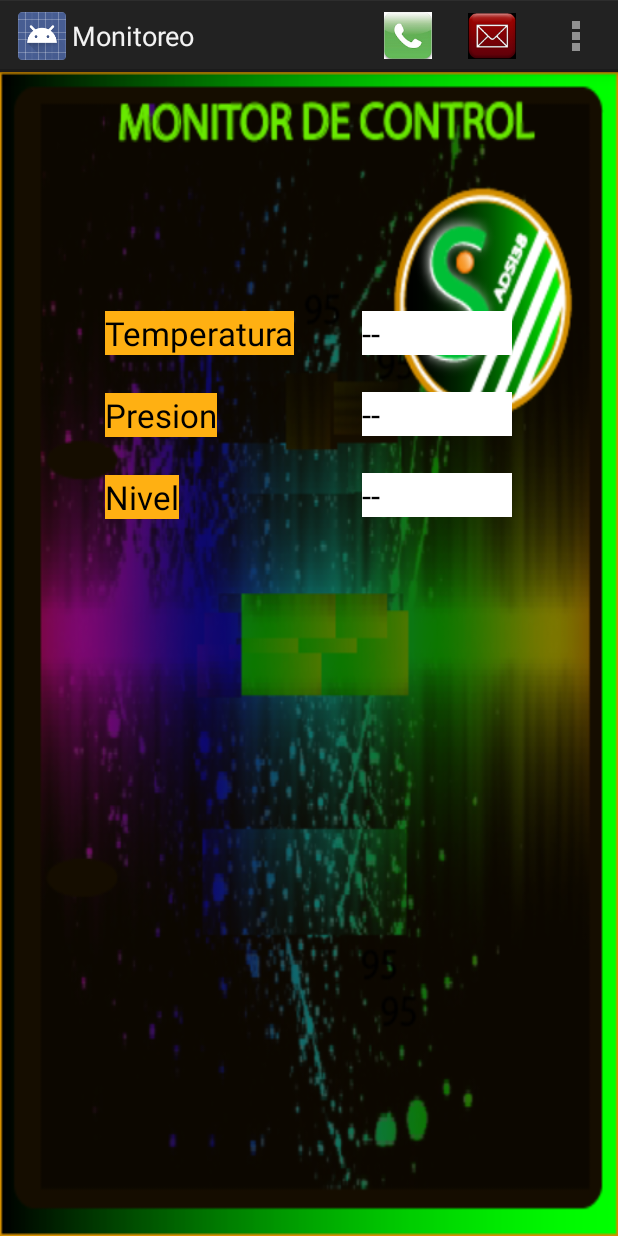
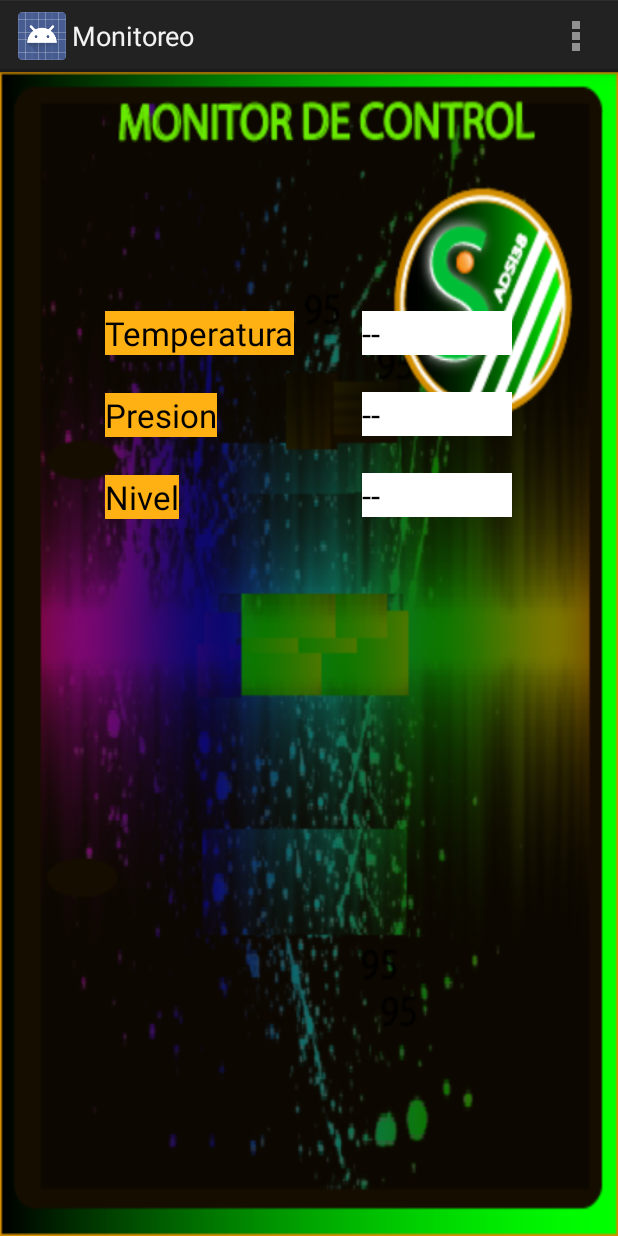
Before and after one commit to adsiRepository/SIMGEPLAPP, an Android app: the ActivityMonitoreo screen opened directly, with no data from a screen before it, on a phone screen of 412 x 824 dp. Run offline under Robolectric (Android 15) with nearby library versions, the phone set to English and light mode, and no system bars.

Commit message:
obtencion de variables y notificaciones adecuadamente manejado

```diff
--- a/SIMGEPLAPP/app/src/main/AndroidManifest.xml
+++ b/SIMGEPLAPP/app/src/main/AndroidManifest.xml
@@ -51,7 +51,7 @@
         <activity
             android:name=".Vistas.ActivityMonitoreo"
             android:label="@string/title_activity_monitoreo"
-            android:launchMode="singleTask" >
+            android:launchMode="singleTop" >
             <!--
 android:alwaysRetainTaskState="true" -> retendra el ultimo estado de la tarea
             fuentes => http://developer.android.com/guide/topics/manifest/activity-element.html
--- a/SIMGEPLAPP/app/src/main/java/com/adsi38_sena/simgeplapp/Vistas/ActivityMonitoreo.java
+++ b/SIMGEPLAPP/app/src/main/java/com/adsi38_sena/simgeplapp/Vistas/ActivityMonitoreo.java
@@ -3,13 +3,17 @@ package com.adsi38_sena.simgeplapp.Vistas;
 import android.app.Activity;
 import android.app.AlertDialog;
 import android.app.NotificationManager;
+import android.content.ComponentName;
+import android.content.Context;
 import android.content.DialogInterface;
 import android.content.Intent;
 import android.content.ServiceConnection;
 import android.content.SharedPreferences;
+import android.graphics.Color;
 import android.net.Uri;
 import android.os.Bundle;
 import android.os.Handler;
+import android.os.IBinder;
 import android.os.Message;
 import android.os.Messenger;
 import android.os.RemoteException;
@@ -20,6 +24,8 @@ import android.view.MenuInflater;
 import android.view.MenuItem;
 import android.view.View;
 import android.view.ViewGroup;
+import android.widget.Button;
+import android.widget.ImageButton;
 import android.widget.RelativeLayout;
 import android.widget.TextView;
 import android.widget.Toast;
@@ -31,7 +37,15 @@ import com.adsi38_sena.simgeplapp.Controlador.ServicioMonitoreo;
 import java.text.DecimalFormat;
 import java.util.Random;
 
-public class ActivityMonitoreo extends Activity {
+public class ActivityMonitoreo extends Activity implements View.OnClickListener  {
+
+    /*public interface llamadosExternos{
+        void resaltarTemp();
+        void resaltarPresion();
+        void resaltarNivel();
+    }*/
+
+
 
     private SIMGEPLAPP simgeplapp;
     private final DecimalFormat decimalFormat = new DecimalFormat("#.#");
@@ -48,7 +62,9 @@ public class ActivityMonitoreo extends Activity {
     protected TextView txv_TEMP, txv_PRES, txv_NIV;
     CharSequence[] estado_variables;
 
-    private RelativeLayout vistaNormal, vistaSinConexion;
+    private RelativeLayout vistaNormal, vistaSinConexion, vistaNotificacion;
+    private ImageButton btn_call, btn_email;
+    private Button btn_cancel_notif;
 
     //control de estado de la pantalla
     @Override
@@ -82,6 +98,62 @@ public class ActivityMonitoreo extends Activity {
 
             vistaNormal = (RelativeLayout)findViewById(R.id.contenedor_variables);
             vistaSinConexion = (RelativeLayout)findViewById(R.id.sin_conexion);
+            vistaNotificacion = (RelativeLayout)findViewById(R.id.vista_notificacion);
+
+            btn_call = (ImageButton)findViewById(R.id.btn_img_call_phone);
+            btn_call.setOnClickListener(new View.OnClickListener() {
+                @Override
+                public void onClick(View v) {
+                    try {
+                        startActivity(new Intent(Intent.ACTION_CALL, Uri.parse("tel:3173567440")));
+                    } catch (Exception e) {
+                        Toast.makeText(ActivityMonitoreo.this, "LamarCentral: " + e.getLocalizedMessage(), Toast.LENGTH_LONG).show();
+                    }
+                }
+            });
+
+            btn_email = (ImageButton)findViewById(R.id.btn_img_send_mail);
+            btn_email.setOnClickListener(new View.OnClickListener() {
+                @Override
+                public void onClick(View v) {
+                    String[] destinatario_s = {/*correo de la planta*/"miguelon_91@misena.edu.co"};
+                    String[] copiados = {/*direcciones email de quienes recibiran una copia de este correo*/};
+                    String asunto = "Notificacion de Sobresalto en la Planta";
+                    String mensaje = "Alerta! he recibido un aviso en mi movil de parte de la planta, existe una anomalía, por favor Revisar Inmediatamente.";
+
+                    Intent emailIntent = new Intent(Intent.ACTION_SEND);
+                    emailIntent.setData(Uri.parse("mailto:"));
+                    emailIntent.putExtra(Intent.EXTRA_EMAIL, destinatario_s);
+                    emailIntent.putExtra(Intent.EXTRA_CC, copiados);
+                    emailIntent.putExtra(Intent.EXTRA_SUBJECT, asunto);
+                    emailIntent.putExtra(Intent.EXTRA_TEXT, mensaje);
+                    emailIntent.setType("message/rfc822");
+                    startActivity(Intent.createChooser(emailIntent, "Email "));
+                }
+            });
+
+            btn_cancel_notif = (Button)findViewById(R.id.btn_desc_notif);
+            btn_cancel_notif.setOnClickListener(new View.OnClickListener() {
+                @Override
+                public void onClick(View v) {
+                    vistaNotificacion.setVisibility(View.INVISIBLE);
+                    if(simgeplapp.serviceOn == true) {
+                        if (!MotorMonitor.isAlive()) {
+                            monitorear = simgeplapp.serviceOn;
+                            MotorMonitor.start();
+                        }
+                    }
+                    else{
+                        txv_TEMP.setText("--");
+                        txv_PRES.setText("--");
+                        txv_NIV.setText("--");
+                    }
+                }
+            });
+
+
+
+            SIMGEPLAPP.monitoreoAbierto = true;
 
             /*conexService = new ServiceConnection() {
                 @Override
@@ -91,6 +163,8 @@ public class ActivityMonitoreo extends Activity {
                     mensajero = new Messenger(servicio);//aqui recibe la interfaz retornada en el metodo onBind del servicio
                     if(mensajero != null){
                         Toast.makeText(getBaseContext(), "Conexion Establecida Correctamente", Toast.LENGTH_LONG).show();
+                    }else {
+                        Toast.makeText(getBaseContext(), "El Servicio no se Encuentra Disponible", Toast.LENGTH_LONG).show();
                     }
                 }
                 @Override
@@ -100,7 +174,10 @@ public class ActivityMonitoreo extends Activity {
                 }
             };
 
-            bindService(new Intent(ActivityMonitoreo.this, ServicioMonitoreo.class), conexService, Context.BIND_AUTO_CREATE);//*/
+            getIntent().setClass(ActivityMonitoreo.this, ServicioMonitoreo.class);
+            getIntent().putExtra("activity_on_air", true);
+
+            bindService(getIntent(), conexService, Context.BIND_AUTO_CREATE);//*/
 
         } catch (Exception e) {
             Toast.makeText(getBaseContext(), "onCreate: " + e.toString(), Toast.LENGTH_LONG).show();
@@ -139,33 +216,32 @@ public class ActivityMonitoreo extends Activity {
                         monitorear = false;
                     }
 
+                    vistaNotificacion.setVisibility(View.VISIBLE);
+
       //PERSONALIZACION DE UN TOAST => https://amatellanes.wordpress.com/2013/08/09/android-notificaciones-en-android-parte-1-toasts/
 
-                    if(simgeplapp.llamada_mail_habilitados == false) {
+                    /*if(simgeplapp.llamada_mail_habilitados == false) {
 
                         LayoutInflater inflador_deLayouts = getLayoutInflater();
                         View toast_personal = inflador_deLayouts.inflate(R.layout.toast_personalizado, (ViewGroup) findViewById(R.id.custoast_monitor_ok_notif));//id del componente raiz, es decir sobre el cual ponemos los elementos, o sea un relative layout, linear layout, etc.
-                /*TextView textToast = (TextView) layout.findViewById(R.id.text_toast);
-                textToast.setText("any text");*/
+                //TextView textToast = (TextView) layout.findViewById(R.id.text_toast);
+                //textToast.setText("any text");
                         Toast toast = new Toast(ActivityMonitoreo.this);
                         toast.setDuration(Toast.LENGTH_LONG);
                         toast.setView(toast_personal);
                         toast.setGravity(Gravity.RIGHT, 0, 60);
                         toast.show();
-                    }
+                    }*/
 
-                    simgeplapp.llamada_mail_habilitados = true;
+                    /*simgeplapp.llamada_mail_habilitados = true;
                     disponerMenu = true;
                     mnutem_mail.setEnabled(true);
-                    mnutem_llamada.setEnabled(true);
+                    mnutem_llamada.setEnabled(true);*/
                 }
             }
             else {
 
-                /*simgeplapp.llamada_mail_habilitados = false;
-                disponerMenu = false;
-                mnutem_mail.setEnabled(false);
-                mnutem_llamada.setEnabled(false);*/
+                vistaNotificacion.setVisibility(View.INVISIBLE);
 
                 if (simgeplapp.serviceOn == true) {
 
@@ -188,7 +264,7 @@ public class ActivityMonitoreo extends Activity {
 
                 }
                 else {
-                    disponerMenu = false;
+                    //disponerMenu = false;
                     txv_TEMP.setText("--");
                     txv_PRES.setText("--");
                     txv_NIV.setText("--");
@@ -225,6 +301,16 @@ public class ActivityMonitoreo extends Activity {
 
 
     @Override
+    public void onClick(View view) {
+
+        switch (view.getId()){
+
+        }
+
+    }
+
+
+    @Override
     protected void onPause(){
         super.onPause();
         //SalvaTareas.obtenerInstancia().soltarHilo(SIMGEPLAPP.LLAVE_PROCESO_MONITOREO);
@@ -243,7 +329,7 @@ public class ActivityMonitoreo extends Activity {
     @Override
     protected void onDestroy(){
         super.onDestroy();
-
+        SIMGEPLAPP.monitoreoAbierto = false;
     }
 
     private Thread MotorMonitor = new Thread(new Runnable() {
@@ -253,38 +339,26 @@ public class ActivityMonitoreo extends Activity {
 
             while (/*simgeplapp.serviceOn*/monitorear == true) {
                 try {
-                    //Looper.prepare();
-                    aux = random.nextInt(3);//intervalo desde 0 hasta 3 sin tomarlo, es decir realmente hasta 2.
-                    switch (aux) {
-                        case 0:
                     txv_TEMP.post(new Runnable() {
                         @Override
                         public void run() {
                             txv_TEMP.setText("" + decimalFormat.format(SIMGEPLAPP.TEMP));
-                                    //txv_TEMP.setText("" + decimalFormat.format((random.nextDouble() * (112 - 19)) + 19));
                         }
                     });
-                            break;
-                        case 1:
                     txv_PRES.post(new Runnable() {
                         @Override
                         public void run() {
                             txv_PRES.setText("" + decimalFormat.format(SIMGEPLAPP.PRES));
-                                    //txv_PRES.setText("" + decimalFormat.format((random.nextDouble() * (98 - 16)) + 16));
                         }
                     });
-                            break;
-                        case 2:
                     txv_NIV.post(new Runnable() {
                         @Override
                         public void run() {
                             txv_NIV.setText("" + decimalFormat.format(SIMGEPLAPP.NIV));
-                                    //txv_NIV.setText("" + decimalFormat.format((random.nextDouble() * (100 - 18)) + 18));
                         }
                     });
-                            break;
-                    }
-                    Thread.sleep(3000);
+
+                    Thread.sleep(1200);
 
                  /*   Message msg = Message.obtain(null, new ServicioMonitoreo().ID_PETICION_SERVICIO);//este metodo obtain es para identificar el mensaje dentro del canal de estos.
                     msg.replyTo = new Messenger(new RecibidorRespuestasServicio());//este metodo se ejecutara en el servicio (msg.replyTo), aqui le damos una instancia de RecibidorRespuestasServicio, por ende ejecutara el codigo alli escrito
@@ -303,11 +377,37 @@ public class ActivityMonitoreo extends Activity {
                         }
                     });
                 }
-                //Looper.loop();
             }
-
         }
     });
+
+    public void resaltarTemp() {
+        txv_TEMP.post(new Runnable() {
+            @Override
+            public void run() {
+                txv_TEMP.setText("" + decimalFormat.format(SIMGEPLAPP.TEMP));
+                txv_NIV.setBackgroundColor(Color.RED);
+            }
+        });
+    }
+    public void resaltarPres() {
+        txv_PRES.post(new Runnable() {
+            @Override
+            public void run() {
+                txv_PRES.setText("" + decimalFormat.format(SIMGEPLAPP.PRES));
+                txv_NIV.setBackgroundColor(Color.RED);
+            }
+        });
+    }
+    public void resaltarNivel() {
+        txv_NIV.post(new Runnable() {
+            @Override
+            public void run() {
+                txv_NIV.setText("" + decimalFormat.format(SIMGEPLAPP.NIV));
+                txv_NIV.setBackgroundColor(Color.RED);
+            }
+        });
+    }
 
     //////--------      METODOS DE ENLACE AL SERVICE EN SEGUNDO PLANO
 
@@ -381,7 +481,7 @@ public class ActivityMonitoreo extends Activity {
     //////--------
 
     //MENU
-    private MenuItem mnutem_mail, mnutem_llamada;
+    //private static MenuItem mnutem_mail, mnutem_llamada;
 
     @Override
     public void invalidateOptionsMenu(){
@@ -390,7 +490,7 @@ public class ActivityMonitoreo extends Activity {
 
     @Override
     public boolean onPrepareOptionsMenu(Menu menu) {
-        try {
+        /*try {
             //super.invalidateOptionsMenu();
             //
             if (disponerMenu == true) {
@@ -404,7 +504,7 @@ public class ActivityMonitoreo extends Activity {
             }
         }catch (Exception e){
             Toast.makeText(getBaseContext(), "onPrepMenu: " + e.toString(), Toast.LENGTH_LONG).show();
-        }
+        }*/
         //return super.onPrepareOptionsMenu(menu);
         return true;
     }
@@ -416,10 +516,12 @@ public class ActivityMonitoreo extends Activity {
 
         MenuInflater infladorMenues = getMenuInflater();
         infladorMenues.inflate(com.adsi38_sena.simgeplapp.R.menu.menu_monitoreo, menu);
-        mnutem_mail = menu.getItem(1);
-        mnutem_llamada = menu.getItem(0);
+        //mnutem_mail = menu.getItem(1);
+
+        //mnutem_llamada = menu.getItem(0);
 
         return true;
+        //return onCreateOptionsMenu(menu);
     }
 
     @Override
@@ -430,37 +532,8 @@ public class ActivityMonitoreo extends Activity {
         int id = item.getItemId();
 
         //noinspection SimplifiableIfStatement
-        /*if (id == R.id.action_settings) {
+        if (id == R.id.action_settings) {
             return true;
-        }*/
-
-        switch (id){
-            case R.id.mnutem_enviar_correo:
-
-                String[] destinatario_s = {/*correo de la planta*/"miguelon_91@misena.edu.co"};
-                String[] copiados = {/*direcciones email de quienes recibiran una copia de este correo*/};
-                String asunto = "Notificacion de Sobresalto en la Planta";
-                String mensaje = "Alerta! he recibido un aviso en mi movil de parte de la planta, existe una anomalía, por favor Revisar Inmediatemente.";
-
-                Intent emailIntent = new Intent(Intent.ACTION_SEND);
-                emailIntent.setData(Uri.parse("mailto:"));
-                emailIntent.putExtra(Intent.EXTRA_EMAIL, destinatario_s);
-                emailIntent.putExtra(Intent.EXTRA_CC, copiados);
-                emailIntent.putExtra(Intent.EXTRA_SUBJECT, asunto);
-                emailIntent.putExtra(Intent.EXTRA_TEXT, mensaje);
-                emailIntent.setType("message/rfc822");
-                startActivity(Intent.createChooser(emailIntent, "Email "));
-
-                break;
-
-            case R.id.mnutem_llamar_central:
-                try {
-                    startActivity(new Intent(Intent.ACTION_CALL, Uri.parse("tel:3173567440")));
-                } catch (Exception e) {
-                    Toast.makeText(ActivityMonitoreo.this, "LamarCentral: " + e.getLocalizedMessage(), Toast.LENGTH_LONG).show();
-                }
-                break;
-
         }
 
         return super.onOptionsItemSelected(item);
--- a/SIMGEPLAPP/app/src/main/res/layout-land/activity_monitoreo.xml
+++ b/SIMGEPLAPP/app/src/main/res/layout-land/activity_monitoreo.xml
@@ -166,4 +166,54 @@
 
     </RelativeLayout>
 
+    <RelativeLayout
+        android:layout_width="match_parent"
+        android:layout_height="match_parent"
+        android:background="#b3ccfccd"
+        android:id="@+id/vista_notificacion"
+        android:visibility="invisible">
+
+        <Button
+            android:layout_width="wrap_content"
+            android:layout_height="wrap_content"
+            android:text="Descartar Notificacion"
+            android:id="@+id/btn_desc_notif"
+            android:background="#ff4571db"
+            android:padding="5sp"
+            android:textSize="22dp"
+            android:layout_alignParentBottom="true"
+            android:layout_centerHorizontal="true"
+            android:layout_marginBottom="15sp"/>
+
+        <ImageButton
+            android:layout_width="wrap_content"
+            android:layout_height="wrap_content"
+            android:id="@+id/btn_img_call_phone"
+            android:background="@drawable/call_phone"
+            android:layout_alignParentTop="true"
+            android:layout_alignLeft="@+id/btn_desc_notif"
+            android:layout_marginTop="18sp"/>
+
+        <ImageButton
+            android:layout_width="wrap_content"
+            android:layout_height="wrap_content"
+            android:id="@+id/btn_img_send_mail"
+            android:background="@drawable/email_send"
+            android:layout_alignParentTop="true"
+            android:layout_alignRight="@+id/btn_desc_notif"
+            android:layout_marginTop="18sp"/>
+
+        <TextView
+            android:layout_width="wrap_content"
+            android:layout_height="wrap_content"
+            android:textAppearance="?android:attr/textAppearanceMedium"
+            android:text="Puedes Notificar la Alerta Inmediatamente"
+            android:id="@+id/leyenda"
+            android:gravity="center_horizontal"
+            android:textSize="23dp"
+            android:layout_below="@+id/btn_img_send_mail"
+            android:layout_centerHorizontal="true"
+            android:layout_marginTop="7sp"/>
+    </RelativeLayout>
+
 </RelativeLayout>
--- a/SIMGEPLAPP/app/src/main/res/layout/activity_monitoreo.xml
+++ b/SIMGEPLAPP/app/src/main/res/layout/activity_monitoreo.xml
@@ -168,4 +168,54 @@
 
     </RelativeLayout>
 
+    <RelativeLayout
+        android:layout_width="match_parent"
+        android:layout_height="match_parent"
+        android:background="#b3ccfccd"
+        android:id="@+id/vista_notificacion"
+        android:visibility="invisible">
+
+        <Button
+            android:layout_width="wrap_content"
+            android:layout_height="wrap_content"
+            android:text="Descartar Notificacion"
+            android:id="@+id/btn_desc_notif"
+            android:layout_marginBottom="45dp"
+            android:background="#ff4571db"
+            android:padding="5sp"
+            android:layout_alignParentBottom="true"
+            android:layout_centerHorizontal="true"
+            android:textSize="22dp"/>
+
+        <ImageButton
+            android:layout_width="wrap_content"
+            android:layout_height="wrap_content"
+            android:id="@+id/btn_img_call_phone"
+            android:background="@drawable/call_phone"
+            android:layout_alignParentTop="true"
+            android:layout_alignLeft="@+id/btn_desc_notif"
+            android:layout_marginTop="60dp"/>
+
+        <ImageButton
+            android:layout_width="wrap_content"
+            android:layout_height="wrap_content"
+            android:id="@+id/btn_img_send_mail"
+            android:background="@drawable/email_send"
+            android:layout_alignTop="@+id/btn_img_call_phone"
+            android:layout_alignRight="@+id/btn_desc_notif"/>
+
+        <TextView
+            android:layout_width="wrap_content"
+            android:layout_height="wrap_content"
+            android:textAppearance="?android:attr/textAppearanceMedium"
+            android:text="Puedes Notificar la Alerta Inmediatamente"
+            android:id="@+id/leyenda"
+            android:gravity="center_horizontal"
+            android:textSize="23dp"
+            android:layout_below="@+id/btn_img_send_mail"
+            android:layout_centerHorizontal="true"
+            android:layout_marginTop="7sp"/>
+
+    </RelativeLayout>
+
 </RelativeLayout>
--- a/SIMGEPLAPP/app/src/main/res/menu/menu_monitoreo.xml
+++ b/SIMGEPLAPP/app/src/main/res/menu/menu_monitoreo.xml
@@ -1,10 +1,11 @@
 <menu xmlns:android="http://schemas.android.com/apk/res/android"
     xmlns:tools="http://schemas.android.com/tools"
     tools:context="com.adsi38_sena.simgeplapp.Vistas.ActivityMonitoreo">
+
     <item android:id="@+id/action_settings" android:title="@string/action_settings"
         android:orderInCategory="100"/>
 
-    <item
+    <!--<item
         android:id="@+id/mnutem_llamar_central"
         android:icon="@drawable/call_phone"
         android:orderInCategory="1"
@@ -16,6 +17,6 @@
         android:icon="@drawable/email_send"
         android:orderInCategory="2"
         android:showAsAction="ifRoom"
-        android:title="Enviar Email"/>
+        android:title="Enviar Email"/>-->
 
 </menu>
```
Also changed, not shown: SIMGEPLAPP/app/src/main/java/com/adsi38_sena/simgeplapp/Controlador/ComunicacionServidor/ComunicadorServidor.java (+6 -6 lines), SIMGEPLAPP/app/src/main/java/com/adsi38_sena/simgeplapp/Controlador/ServicioMonitoreo.java (+42 -10 lines), SIMGEPLAPP/app/src/main/java/com/adsi38_sena/simgeplapp/Modelo/SIMGEPLAPP.java (+8 -3 lines), SIMGEPLAPP/app/src/main/res/drawable-hdpi/call_phone.png (deleted), SIMGEPLAPP/app/src/main/res/drawable-hdpi/email_send.png (deleted), SIMGEPLAPP/app/src/main/res/drawable-mdpi/call_phone.png, SIMGEPLAPP/app/src/main/res/drawable-mdpi/email_send.png, SIMGEPLAPP/app/src/main/res/drawable-xhdpi/call_phone.png (deleted), SIMGEPLAPP/app/src/main/res/drawable-xhdpi/email_send.png (deleted), SIMGEPLAPP/app/src/main/res/drawable-xxhdpi/call_phone.png (deleted), SIMGEPLAPP/app/src/main/res/drawable-xxhdpi/email_send.png (deleted), 2 other files. Lines whose indentation alone changed are shown as unchanged.
